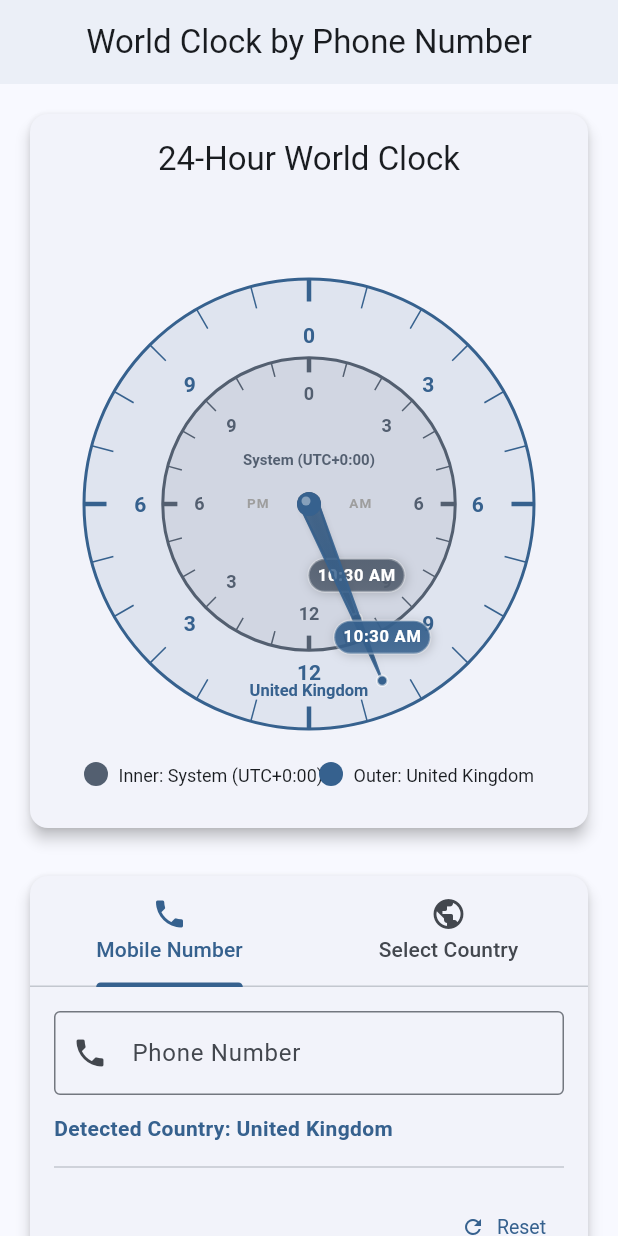
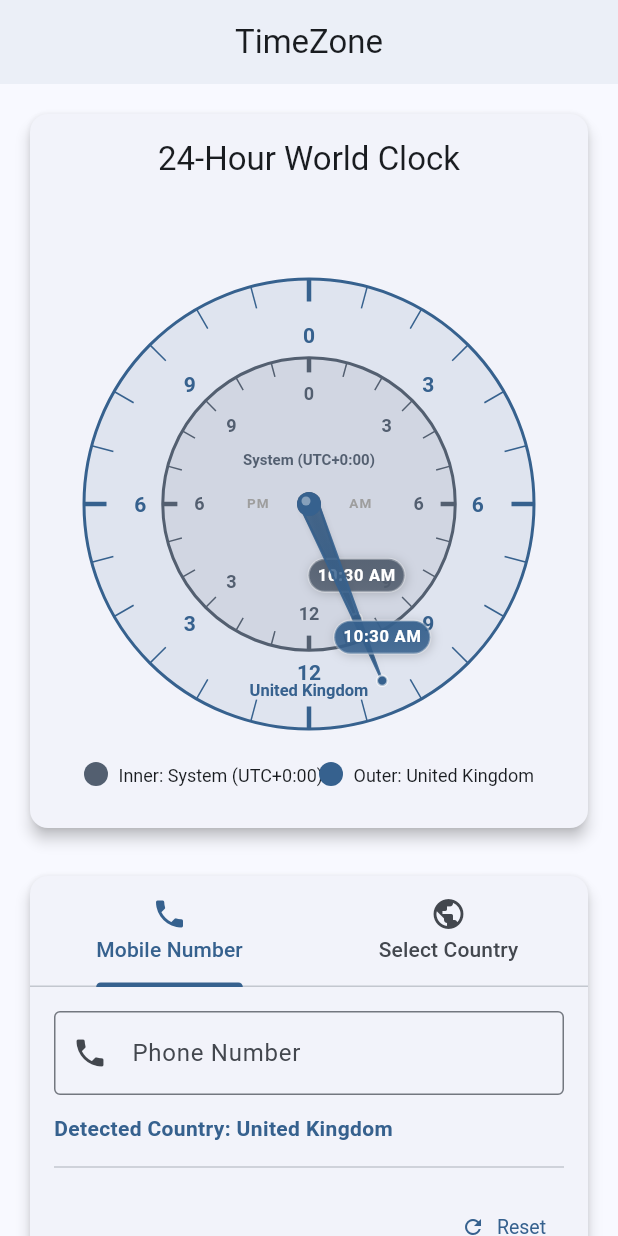
Before and after one commit to anandanmb01/telephone_world_clock, a Flutter app: the screen it shows after launch, on a phone screen of 412 x 824 dp. Run offline on Flutter 3.47's test engine with Material 3 defaults, Android fonts, the phone set to English and light mode, and no system bars.

Commit message:
Rename application to TimeZone
- Update app title in main.dart to 'TimeZone'
- Update Android app label to 'TimeZone'
- Update iOS display name and bundle name to 'TimeZone'
- Update app bar title to 'TimeZone'
- Consistent branding across all platforms

```diff
--- a/lib/main.dart
+++ b/lib/main.dart
@@ -12,7 +12,7 @@ class MyApp extends StatelessWidget {
   @override
   Widget build(BuildContext context) {
     return MaterialApp(
-      title: 'World Clock by Phone',
+      title: 'TimeZone',
       debugShowCheckedModeBanner: false,
       theme: ThemeData(
         useMaterial3: true,
--- a/lib/screens/world_clock_home_page.dart
+++ b/lib/screens/world_clock_home_page.dart
@@ -245,7 +245,7 @@ class _WorldClockHomePageState extends State<WorldClockHomePage>
   Widget build(BuildContext context) {
     return Scaffold(
       appBar: AppBar(
-        title: const Text('World Clock by Phone Number'),
+        title: const Text('TimeZone'),
         centerTitle: true,
         elevation: 2,
       ),
```
Also changed, not shown: 2 other files.
